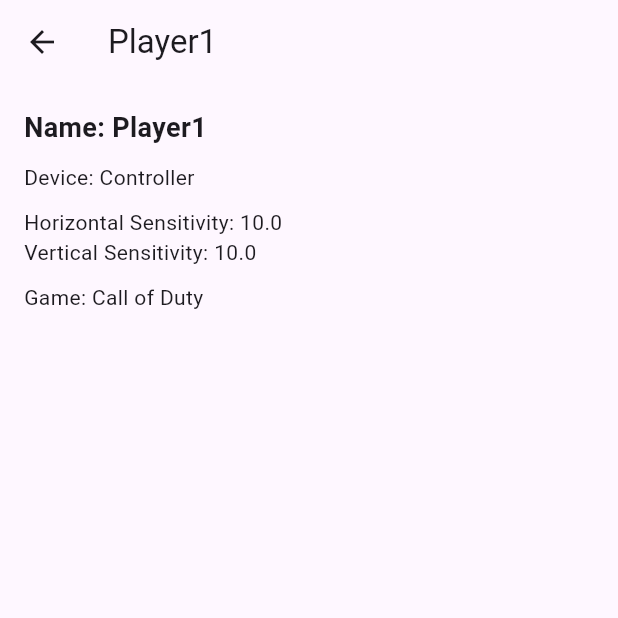
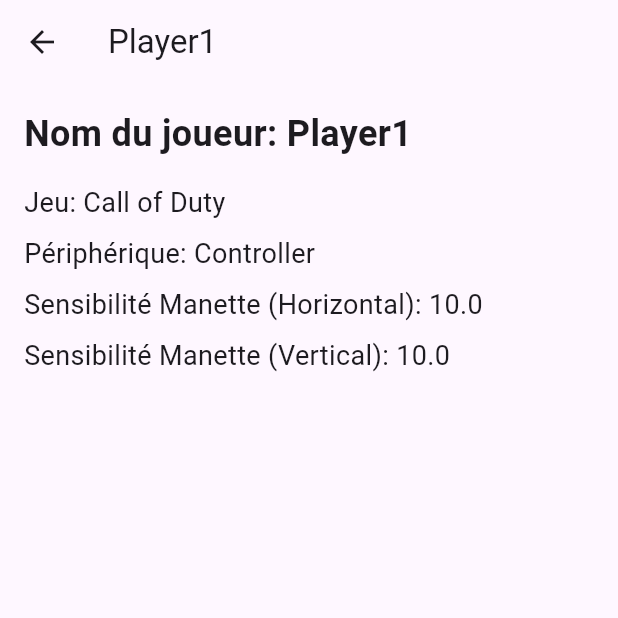
Before and after one commit to dejaham/fpsprosettings, a Flutter app: the PlayerDetailsPage screen opened directly with sample values from the repository, on a phone screen of 412 x 824 dp, the top half of it. Run offline on Flutter 3.47's test engine with Material 3 defaults, Android fonts, the light colour scheme and no system bars.

Commit message:
implementing Firestore / update player detail page

```diff
--- a/lib/screens/player_details_page.dart
+++ b/lib/screens/player_details_page.dart
@@ -18,20 +18,45 @@ class PlayerDetailsPage extends StatelessWidget {
           crossAxisAlignment: CrossAxisAlignment.start,
           children: [
             Text(
-              'Name: ${player.name}',
-              style: const TextStyle(fontSize: 18, fontWeight: FontWeight.bold),
+              'Nom du joueur: ${player.name}',
+              style: TextStyle(fontSize: 24, fontWeight: FontWeight.bold),
             ),
-            const SizedBox(height: 10),
-            Text('Device: ${player.device}'),
-            const SizedBox(height: 10),
-            if (player.device == 'mouse')
-              Text('Mouse Sensitivity: ${player.sensitivityMouse}')
-            else ...[
-              Text('Horizontal Sensitivity: ${player.sensitivityControllerHorizontal}'),
-              Text('Vertical Sensitivity: ${player.sensitivityControllerVertical}'),
+            SizedBox(height: 16),
+            Text(
+              'Jeu: ${player.game}',
+              style: TextStyle(fontSize: 18),
+            ),
+            SizedBox(height: 8),
+            Text(
+              'Périphérique: ${player.device}',
+              style: TextStyle(fontSize: 18),
+            ),
+            // Afficher uniquement la sensibilité souris si le périphérique est "Mouse"
+            if (player.device == 'Mouse' &&
+                player.sensitivityMouse != null) ...[
+              SizedBox(height: 8),
+              Text(
+                'Sensibilité Souris: ${player.sensitivityMouse}',
+                style: TextStyle(fontSize: 18),
+              ),
             ],
-            const SizedBox(height: 10),
-            Text('Game: ${player.game}'),
+            // Afficher uniquement les sensibilités manette si le périphérique est "Controller"
+            if (player.device == 'Controller') ...[
+              if (player.sensitivityControllerHorizontal != null) ...[
+                SizedBox(height: 8),
+                Text(
+                  'Sensibilité Manette (Horizontal): ${player.sensitivityControllerHorizontal}',
+                  style: TextStyle(fontSize: 18),
+                ),
+              ],
+              if (player.sensitivityControllerVertical != null) ...[
+                SizedBox(height: 8),
+                Text(
+                  'Sensibilité Manette (Vertical): ${player.sensitivityControllerVertical}',
+                  style: TextStyle(fontSize: 18),
+                ),
+              ],
+            ],
           ],
         ),
       ),
```
Also changed, not shown: lib/screens/players_page.dart (+13 -7 lines).
